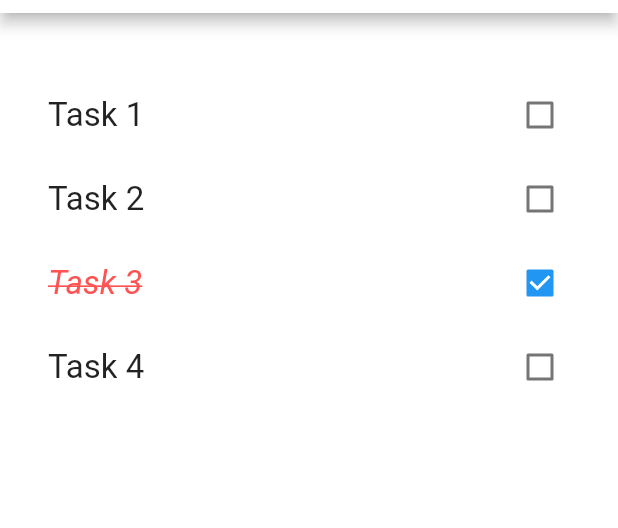
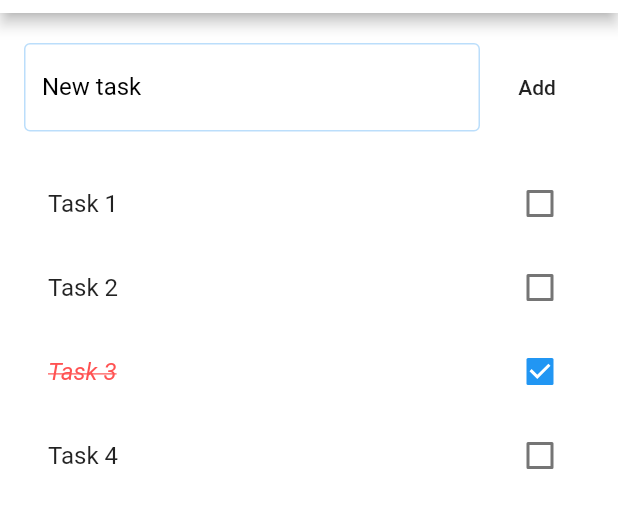
Before and after one commit to t18n/flutter-todo, a Flutter app: the screen it shows after launch, on a phone screen of 412 x 824 dp, the part 71-599 px from its top. Run offline on Flutter 3.47's test engine with Material 2 defaults, Android fonts, the light colour scheme and no system bars; our stand-ins replace fluttertoast.

Commit message:
feat: add a new task

```diff
--- a/lib/screens/home.dart
+++ b/lib/screens/home.dart
@@ -1,12 +1,17 @@
 import 'package:flutter/material.dart';
+import 'package:flutter_todo/widgets/createTaskForm.dart';
 import 'package:flutter_todo/widgets/todolist.dart';
+import 'package:fluttertoast/fluttertoast.dart';
+import 'package:uuid/uuid.dart';
+
+final uuid = Uuid();
 
 class Home extends StatefulWidget {
   final List<Task> _items = [
-    Task(id: '1', task: 'Task 1', isDone: false),
-    Task(id: '2', task: 'Task 2', isDone: false),
-    Task(id: '3', task: 'Task 3', isDone: true),
-    Task(id: '4', task: 'Task 4', isDone: false)
+    Task(id: uuid.v4(), task: 'Task 1', isDone: false),
+    Task(id: uuid.v4(), task: 'Task 2', isDone: false),
+    Task(id: uuid.v4(), task: 'Task 3', isDone: true),
+    Task(id: uuid.v4(), task: 'Task 4', isDone: false)
   ];
 
   @override
@@ -40,6 +45,20 @@ class _HomeState extends State<Home> {
     });
   }
 
+  void onAddNewTask(String text) {
+    if (text.isNotEmpty) {
+      setState(() {
+        widget._items.add(Task(id: uuid.v4(), task: text, isDone: false));
+      });
+    } else {
+      Fluttertoast.showToast(
+          msg: 'Task cannot be empty',
+          toastLength: Toast.LENGTH_SHORT,
+          gravity: ToastGravity.BOTTOM,
+          backgroundColor: Colors.blueAccent);
+    }
+  }
+
   @override
   Widget build(BuildContext context) {
     return Scaffold(
@@ -59,11 +78,27 @@ class _HomeState extends State<Home> {
             )
           ],
         ),
-      body: TodoList(
+        body: Column(
+            crossAxisAlignment: CrossAxisAlignment.center,
+            mainAxisAlignment: MainAxisAlignment.center,
+            children: <Widget>[
+              Expanded(
+                  flex: 0,
+                  child: Padding(
+                    padding: EdgeInsets.symmetric(horizontal: 16, vertical: 20),
+                    child: CreateTaskForm(
+                      onButtonPressed: onAddNewTask,
+                    ),
+                  )),
+              Expanded(
+                  child: Padding(
+                padding: EdgeInsets.symmetric(horizontal: 16, vertical: 0),
+                child: TodoList(
                   items: widget._items,
                   reorderData: reorderData,
                   onToggleDone: onToggleDone,
                 ),
-    );
+              ))
+            ]));
   }
 }
--- /dev/null
+++ b/lib/widgets/createTaskForm.dart
@@ -0,0 +1,53 @@
+import 'package:flutter/material.dart';
+
+class CreateTaskForm extends StatelessWidget {
+  final textController = TextEditingController();
+  final void Function(String) onButtonPressed;
+
+  CreateTaskForm({this.onButtonPressed});
+
+  @override
+  Widget build(BuildContext context) {
+    return Form(
+        child: Column(
+      crossAxisAlignment: CrossAxisAlignment.start,
+      children: [
+        Row(
+          mainAxisAlignment: MainAxisAlignment.center,
+          crossAxisAlignment: CrossAxisAlignment.center,
+          children: [
+            Expanded(
+                flex: 4,
+                child: TextFormField(
+                  controller: textController,
+                  decoration: InputDecoration(
+                    labelText: "New task",
+                    labelStyle: TextStyle(color: Colors.black),
+                    fillColor: Colors.black,
+                    focusedBorder: OutlineInputBorder(
+                      borderRadius: BorderRadius.circular(4),
+                      borderSide: BorderSide(
+                        color: Colors.blue[300],
+                      ),
+                    ),
+                    enabledBorder: OutlineInputBorder(
+                      borderRadius: BorderRadius.circular(4),
+                      borderSide: BorderSide(
+                        color: Colors.blue[100],
+                        width: 1,
+                      ),
+                    ),
+                  ),
+                )),
+            Expanded(
+                flex: 1,
+                child: FlatButton(
+                  child: Text('Add'),
+                  onPressed: () => onButtonPressed(textController.text),
+                ))
+          ],
+        )
+      ],
+    ));
+  }
+}
--- a/lib/widgets/strikethrough.dart
+++ b/lib/widgets/strikethrough.dart
@@ -12,13 +12,13 @@ class StrikeThrough extends StatelessWidget {
     if (todoToggle == false) {
       return Text(
         todoText,
-        style: TextStyle(fontSize: 22.0),
+        style: TextStyle(fontSize: 16),
       );
     } else {
       return Text(
         todoText,
         style: TextStyle(
-            fontSize: 22.0,
+            fontSize: 16,
             decoration: TextDecoration.lineThrough,
             color: Colors.redAccent,
             fontStyle: FontStyle.italic),
--- a/lib/widgets/todolist.dart
+++ b/lib/widgets/todolist.dart
@@ -1,4 +1,5 @@
 import 'package:flutter/material.dart';
+import 'package:flutter_todo/widgets/createTaskForm.dart';
 import 'package:flutter_todo/widgets/strikethrough.dart';
 
 class Task {
@@ -19,7 +20,7 @@ class TodoList extends StatelessWidget {
   @override
   Widget build(BuildContext context) {
     return ReorderableListView(
-      padding: EdgeInsets.symmetric(horizontal: 16, vertical: 40),
+      padding: EdgeInsets.zero,
       onReorder: reorderData,
       children: <Widget>[
         for (var item in items)
--- a/pubspec.yaml
+++ b/pubspec.yaml
@@ -29,6 +29,8 @@ dependencies:
 
   cupertino_icons: ^1.0.0
   english_words: ^3.1.5
+  uuid: ^2.2.2
+  fluttertoast: ^7.1.6
 
 dev_dependencies:
   flutter_test:
```
Also changed, not shown: pubspec.lock, 6 other files. Lines whose indentation alone changed are shown as unchanged.
